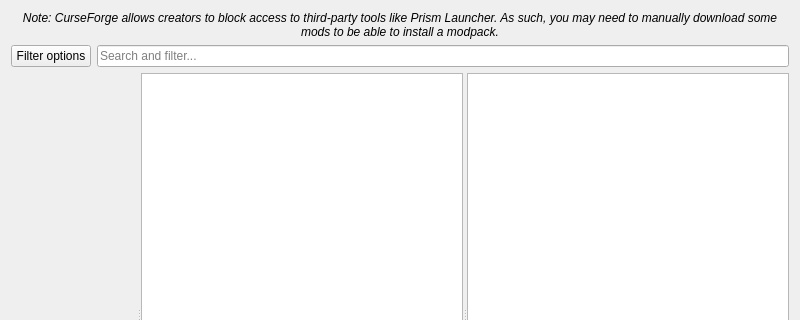
Above: launcher/ui/pages/modplatform/flame/FlamePage.ui from CleanLauncher/Launcher before the change; both pictures show x 0 to 800 and y 0 to 320 of the 800 by 600 pixel window. Below: the same form after it.
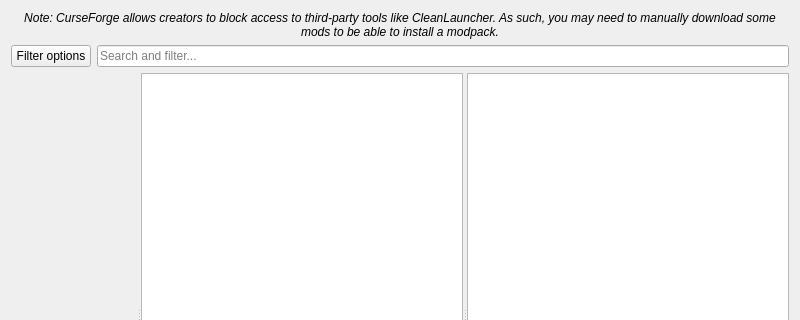
That is the form after the change. Custom widgets are drawn as their Qt base class.

Commit message: refactor!: remove all prism/prismlauncher branding from codebase

The edit to the form file:
```diff
--- a/launcher/ui/pages/modplatform/flame/FlamePage.ui
+++ b/launcher/ui/pages/modplatform/flame/FlamePage.ui
@@ -19,7 +19,7 @@
       </font>
      </property>
      <property name="text">
-      <string>Note: CurseForge allows creators to block access to third-party tools like Prism Launcher. As such, you may need to manually download some mods to be able to install a modpack.</string>
+      <string>Note: CurseForge allows creators to block access to third-party tools like CleanLauncher. As such, you may need to manually download some mods to be able to install a modpack.</string>
      </property>
      <property name="alignment">
       <set>Qt::AlignCenter</set>
```
The commit also changes 130 other files.
